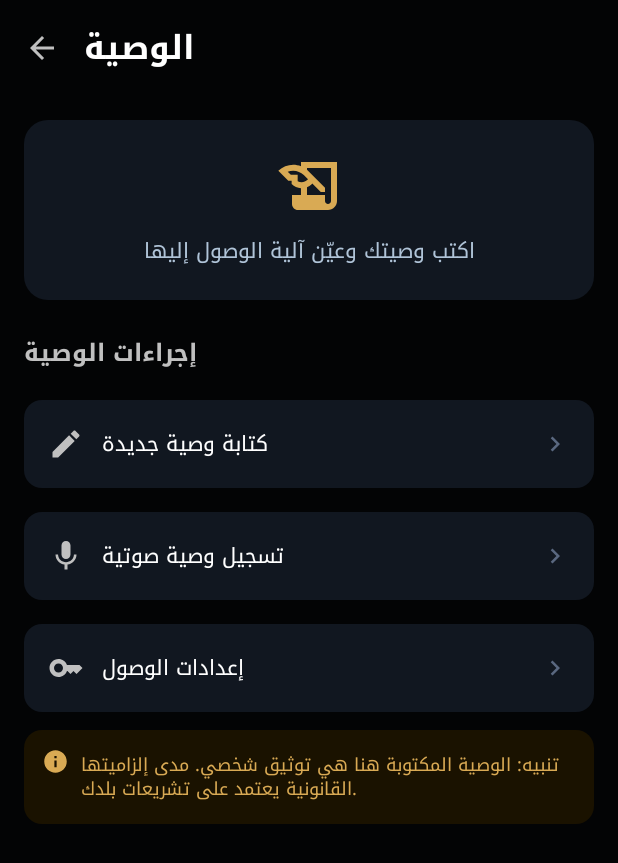
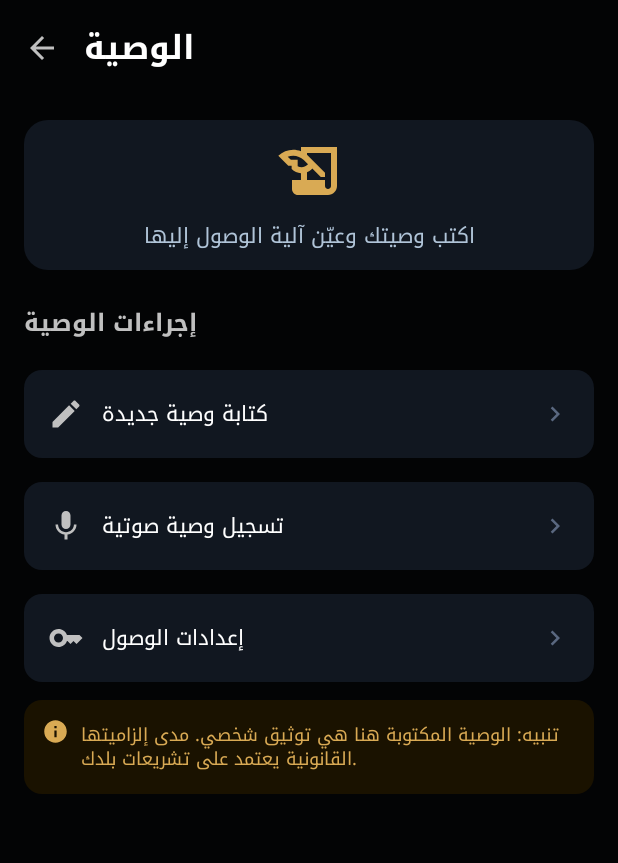
Before and after one commit to Erthi-Org/Erthi-Amanah, an Android app built with Jetpack Compose: the WillScreen screen opened through its navigation route, on a phone screen of 412 x 824 dp. Shown: the top 863 px of the screen. Run offline under Robolectric (Android 15) with nearby library versions, the phone set to English and light mode, and no system bars; our stand-ins replace Dagger/Hilt's generated code, Room's generated code.

Commit message:
fix: P1 layout and backup defects from full-screen audit
- WillEditorScreen: add imePadding() to prevent keyboard covering Save
  button when composing will text on Android 15 (P1)
- WillScreen: replace hardcoded height(120.dp) banner with heightIn(min=100.dp)
  so the banner adapts on small-screen devices (P1)
- BackupViewModel: embed encrypted audio recordings in device-bound backup
  JSON (base64) and restore them from the JSON on import; portable backup
  stores only the audio filename as metadata since the audio is device-Keystore
  encrypted and cannot travel cross-device (P1)

Co-Authored-By: Claude Sonnet 4.6 <noreply@anthropic.com>

```diff
--- a/app/src/main/java/com/erthi/amanah/ui/screens/will/WillEditorScreen.kt
+++ b/app/src/main/java/com/erthi/amanah/ui/screens/will/WillEditorScreen.kt
@@ -76,6 +76,7 @@ fun WillEditorScreen(
             modifier = Modifier
                 .fillMaxSize()
                 .padding(padding)
+                .imePadding()
                 .padding(16.dp),
         ) {
             OutlinedTextField(
--- a/app/src/main/java/com/erthi/amanah/ui/screens/will/WillScreen.kt
+++ b/app/src/main/java/com/erthi/amanah/ui/screens/will/WillScreen.kt
@@ -45,7 +45,8 @@ fun WillScreen(
         ) {
             item {
                 Box(
-                    modifier = Modifier.fillMaxWidth().height(120.dp)
+                    modifier = Modifier.fillMaxWidth()
+                        .heightIn(min = 100.dp)
                         .clip(RoundedCornerShape(16.dp)).background(NavyCard),
                     contentAlignment = Alignment.Center,
                 ) {
```
Also changed, not shown: app/src/main/java/com/erthi/amanah/ui/viewmodel/BackupViewModel.kt (+25 -0 lines).
